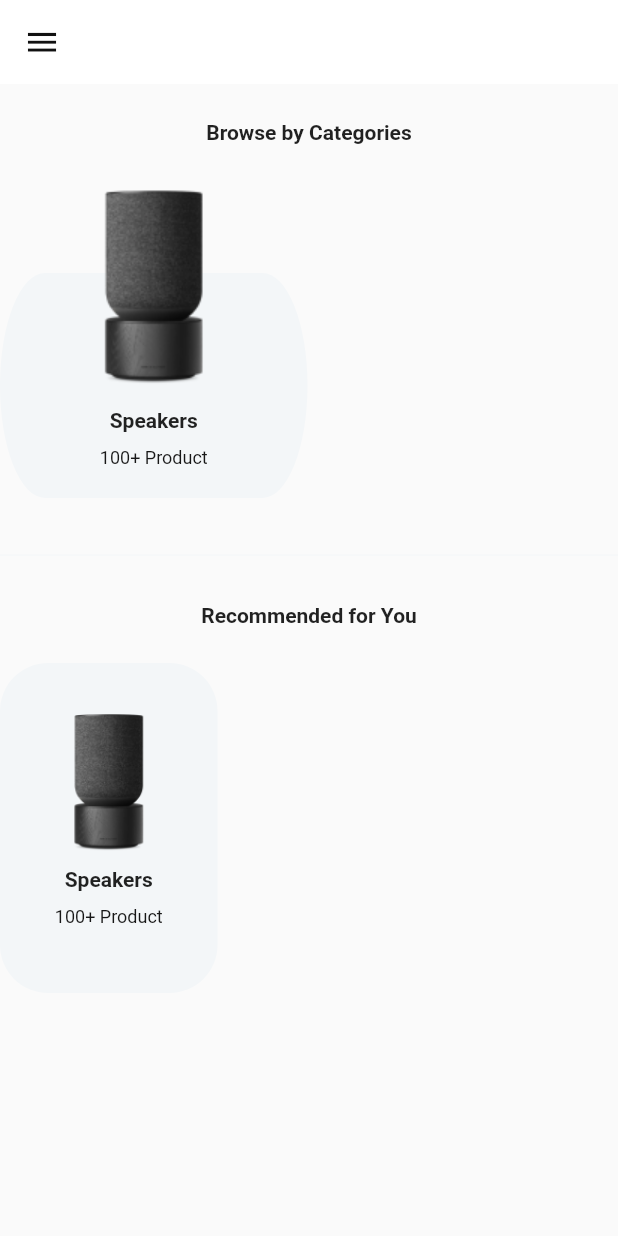
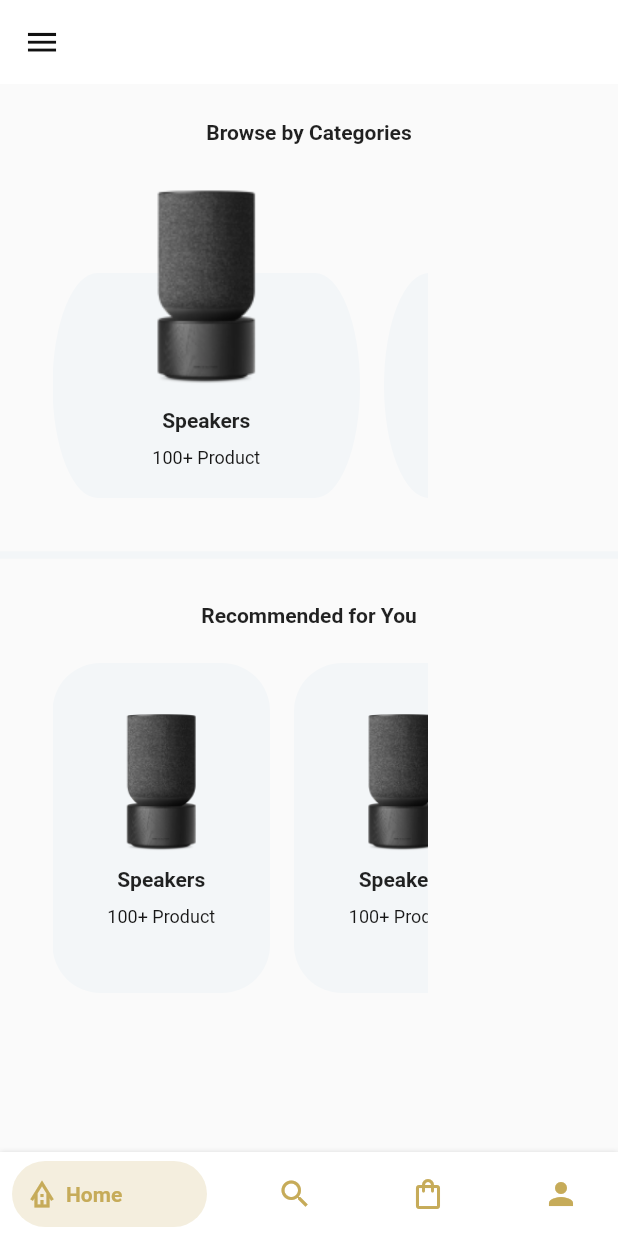
Before and after one commit to SMAmmadAli/E-Commerce-App, a Flutter app: the screen it shows after launch, on a phone screen of 412 x 824 dp. Run offline on Flutter 3.47's test engine with Material 2 defaults, Android fonts, the light colour scheme and no system bars; drawn by our look-alikes of bottom_navy_bar.

Commit message:
Home Page Completed

```diff
--- a/lib/Pages/home_page.dart
+++ b/lib/Pages/home_page.dart
@@ -1,4 +1,5 @@
 import 'package:flutter/material.dart';
+import 'package:st_store/widgets/home_page_widget/bottom_navbar.dart';
 
 class HomePage extends StatelessWidget {
   List<Map> products = [
@@ -27,6 +28,7 @@ class HomePage extends StatelessWidget {
           color: Color(0xff111111),
         ),
       ),
+      bottomNavigationBar: const BottomNavBar(),
       body: SingleChildScrollView(
         child: Column(
           crossAxisAlignment: CrossAxisAlignment.start,
@@ -46,9 +48,11 @@ class HomePage extends StatelessWidget {
             const SizedBox(
               height: 16,
             ),
-            Container(
+            Padding(
+              padding: const EdgeInsets.only(left: 35.0),
+              child: Container(
                 height: 250,
-              width: 205,
+                width: 250,
                 child: ListView.separated(
                     scrollDirection: Axis.horizontal,
                     itemBuilder: (context, index) {
@@ -94,8 +98,8 @@ class HomePage extends StatelessWidget {
                               ),
                             ),
                             const Positioned(
-                            child:
-                                Image(image: AssetImage("asset/image/mic.png")),
+                              child: Image(
+                                  image: AssetImage("asset/image/mic.png")),
                             )
                           ],
                         ),
@@ -106,8 +110,10 @@ class HomePage extends StatelessWidget {
                         ),
                     itemCount: 3),
               ),
+            ),
             const Divider(
               color: Color(0xffF3F6F8),
+              thickness: 5,
             ),
             const Padding(
                 padding: EdgeInsets.only(top: 24.0),
@@ -123,9 +129,11 @@ class HomePage extends StatelessWidget {
             const SizedBox(
               height: 24,
             ),
-            Container(
+            Padding(
+              padding: const EdgeInsets.only(left: 35.0),
+              child: Container(
                 height: 220,
-              width: 145,
+                width: 250,
                 child: ListView.separated(
                     scrollDirection: Axis.horizontal,
                     itemBuilder: (context, index) {
@@ -166,6 +174,7 @@ class HomePage extends StatelessWidget {
                     separatorBuilder: (context, index) =>
                         const SizedBox(width: 16),
                     itemCount: 3),
+              ),
             )
           ],
         ),
--- /dev/null
+++ b/lib/widgets/home_page_widget/bottom_navbar.dart
@@ -0,0 +1,71 @@
+import 'package:bottom_navy_bar/bottom_navy_bar.dart';
+import 'package:flutter/material.dart';
+
+class BottomNavBar extends StatefulWidget {
+  const BottomNavBar({super.key});
+
+  @override
+  State<BottomNavBar> createState() => _BottomNavBarState();
+}
+
+class _BottomNavBarState extends State<BottomNavBar> {
+  int _selectedIndex = 0;
+  int _pageController = 0;
+  @override
+  Widget build(BuildContext context) {
+    return Stack(
+      children: [
+        BottomNavyBar(
+          selectedIndex: _selectedIndex,
+          showElevation: true, // use this to remove appBar's elevation
+          onItemSelected: (index) => setState(() {
+            _selectedIndex = index;
+          }),
+          items: [
+            BottomNavyBarItem(
+              icon: const Icon(Icons.bungalow_outlined),
+              title: const Text('Home'),
+              activeColor: const Color(0xffC6AB59),
+            ),
+            BottomNavyBarItem(
+              icon: const Icon(Icons.search),
+              title: const Text('Search'),
+              activeColor: const Color(0xffC6AB59),
+            ),
+            BottomNavyBarItem(
+              icon: const Icon(Icons.shopping_bag_outlined),
+              title: const Text('Shapping'),
+              activeColor: const Color(0xffC6AB59),
+            ),
+            BottomNavyBarItem(
+              icon: const Icon(Icons.person),
+              title: const Text('Profile'),
+              activeColor: const Color(0xffC6AB59),
+            ),
+          ],
+        )
+        // BottomNavigationBar(
+        //     showSelectedLabels: true,
+        //     currentIndex: 0,
+        //     elevation: 0,
+        //     fixedColor: Colors.white,
+        //     unselectedItemColor: Colors.black,
+        //     items: const <BottomNavigationBarItem>[
+        //       BottomNavigationBarItem(
+        //         icon: Icon(Icons.home_filled, size: 18),
+        //         label: "Home",
+        //       ),
+        //       BottomNavigationBarItem(
+        //           icon: Icon(Icons.search, size: 18), label: "Search"),
+        //       BottomNavigationBarItem(
+        //           icon: Icon(Icons.shopping_bag_outlined, size: 18),
+        //           label: 'Shapping'),
+        //       BottomNavigationBarItem(
+        //         icon: Icon(Icons.person, size: 18),
+        //         label: "Profile",
+        //       ),
+        //     ])
+      ],
+    );
+  }
+}
--- a/pubspec.yaml
+++ b/pubspec.yaml
@@ -36,6 +36,7 @@ dependencies:
   # The following adds the Cupertino Icons font to your application.
   # Use with the CupertinoIcons class for iOS style icons.
   cupertino_icons: ^1.0.2
+  bottom_navy_bar: ^6.0.0
 
 dev_dependencies:
   flutter_test:
```
Also changed, not shown: pubspec.lock. Lines whose indentation alone changed are shown as unchanged.
